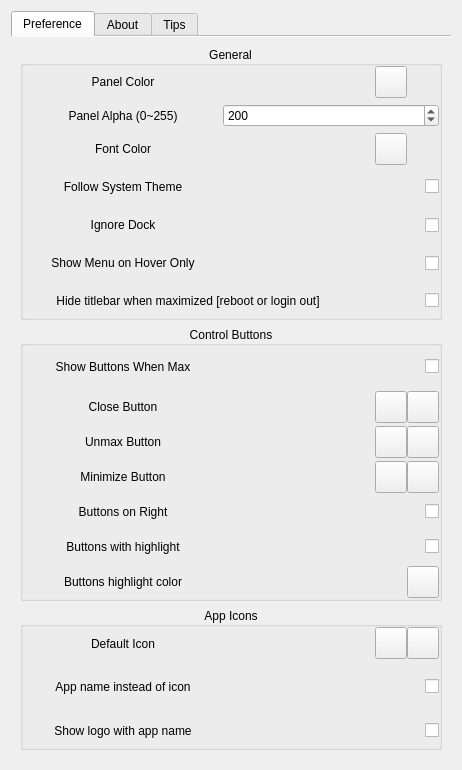
Above: widgets/mainsettingwidget.ui from SeptemberHX/dde-top-panel before the change. Below: the same form after it.
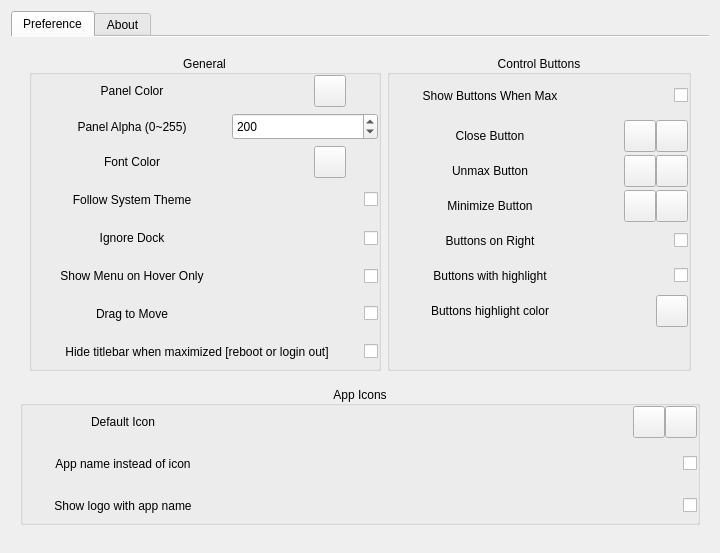
That is the form after the change. Icons and pictures are not drawn.

Commit message: add: Allow to drag

Patch:
```diff
--- a/widgets/mainsettingwidget.ui
+++ b/widgets/mainsettingwidget.ui
@@ -6,8 +6,8 @@
    <rect>
     <x>0</x>
     <y>0</y>
-    <width>462</width>
-    <height>766</height>
+    <width>711</width>
+    <height>553</height>
    </rect>
   </property>
   <property name="windowTitle">
@@ -40,6 +40,9 @@
       </attribute>
       <layout class="QVBoxLayout" name="verticalLayout_2">
        <item>
+        <widget class="QWidget" name="widget_18" native="true">
+         <layout class="QHBoxLayout" name="horizontalLayout_19">
+          <item>
         <widget class="QGroupBox" name="groupBox_2">
          <property name="title">
           <string>General</string>
@@ -577,6 +580,69 @@
             </layout>
            </widget>
           </item>
+             <item>
+              <widget class="QWidget" name="widget_19" native="true">
+               <layout class="QHBoxLayout" name="horizontalLayout_20">
+                <property name="leftMargin">
+                 <number>0</number>
+                </property>
+                <property name="topMargin">
+                 <number>0</number>
+                </property>
+                <property name="rightMargin">
+                 <number>0</number>
+                </property>
+                <property name="bottomMargin">
+                 <number>0</number>
+                </property>
+                <item>
+                 <widget class="QLabel" name="label_28">
+                  <property name="minimumSize">
+                   <size>
+                    <width>200</width>
+                    <height>32</height>
+                   </size>
+                  </property>
+                  <property name="maximumSize">
+                   <size>
+                    <width>200</width>
+                    <height>32</height>
+                   </size>
+                  </property>
+                  <property name="whatsThis">
+                   <string>&lt;html&gt;&lt;head/&gt;&lt;body&gt;&lt;p&gt;Allow moving the maximum window by dragging on the empty area of the top panel &lt;/p&gt;&lt;/body&gt;&lt;/html&gt;</string>
+                  </property>
+                  <property name="text">
+                   <string>Drag to Move</string>
+                  </property>
+                  <property name="alignment">
+                   <set>Qt::AlignCenter</set>
+                  </property>
+                 </widget>
+                </item>
+                <item>
+                 <spacer name="horizontalSpacer_17">
+                  <property name="orientation">
+                   <enum>Qt::Horizontal</enum>
+                  </property>
+                  <property name="sizeHint" stdset="0">
+                   <size>
+                    <width>40</width>
+                    <height>20</height>
+                   </size>
+                  </property>
+                 </spacer>
+                </item>
+                <item>
+                 <widget class="QCheckBox" name="dragToMoveCheckBox">
+                  <property name="text">
+                   <string/>
+                  </property>
+                 </widget>
+                </item>
+               </layout>
+              </widget>
+             </item>
           <item>
            <widget class="QWidget" name="widget_16" native="true">
             <layout class="QHBoxLayout" name="horizontalLayout_17">
@@ -1319,6 +1385,22 @@
             </layout>
            </widget>
           </item>
+             <item>
+              <spacer name="verticalSpacer_3">
+               <property name="orientation">
+                <enum>Qt::Vertical</enum>
+               </property>
+               <property name="sizeHint" stdset="0">
+                <size>
+                 <width>20</width>
+                 <height>40</height>
+                </size>
+               </property>
+              </spacer>
+             </item>
+            </layout>
+           </widget>
+          </item>
          </layout>
         </widget>
        </item>
@@ -1960,40 +2042,6 @@
        </item>
       </layout>
      </widget>
-     <widget class="QWidget" name="tab_3">
-      <attribute name="title">
-       <string>Tips</string>
-      </attribute>
-      <layout class="QVBoxLayout" name="verticalLayout_6">
-       <item>
-        <widget class="QTextBrowser" name="textBrowser">
-         <property name="autoFillBackground">
-          <bool>false</bool>
-         </property>
-         <property name="frameShape">
-          <enum>QFrame::NoFrame</enum>
-         </property>
-         <property name="frameShadow">
-          <enum>QFrame::Plain</enum>
-         </property>
-         <property name="markdown">
-          <string>1.  Enable Global Menu by installing 
-    [dde-globalmenu-service](https://github.com/SeptemberHX/dde-globalmenu-service)
-2.  Enable Autostart by right clicking the entry in the launcher
-</string>
-         </property>
-         <property name="html">
-          <string>&lt;!DOCTYPE HTML PUBLIC &quot;-//W3C//DTD HTML 4.0//EN&quot; &quot;http://www.w3.org/TR/REC-html40/strict.dtd&quot;&gt;
-&lt;html&gt;&lt;head&gt;&lt;meta name=&quot;qrichtext&quot; content=&quot;1&quot; /&gt;&lt;style type=&quot;text/css&quot;&gt;
-p, li { white-space: pre-wrap; }
-&lt;/style&gt;&lt;/head&gt;&lt;body style=&quot; font-family:'HarmonyOS Sans SC'; font-size:10.5pt; font-weight:400; font-style:normal;&quot;&gt;
-&lt;ol style=&quot;margin-top: 0px; margin-bottom: 0px; margin-left: 0px; margin-right: 0px; -qt-list-indent: 1;&quot;&gt;&lt;li style=&quot; font-family:'Noto Sans CJK SC'; font-size:10pt;&quot; style=&quot; margin-top:6px; margin-bottom:6px; margin-left:0px; margin-right:0px; -qt-block-indent:0; text-indent:0px;&quot;&gt;Enable Global Menu by installing &lt;a href=&quot;https://github.com/SeptemberHX/dde-globalmenu-service&quot;&gt;&lt;span style=&quot; text-decoration: underline; color:#0082fa;&quot;&gt;dde-globalmenu-service&lt;/span&gt;&lt;/a&gt;&lt;/li&gt;
-&lt;li style=&quot; font-family:'Noto Sans CJK SC'; font-size:10pt;&quot; style=&quot; margin-top:6px; margin-bottom:6px; margin-left:0px; margin-right:0px; -qt-block-indent:0; text-indent:0px;&quot;&gt;Enable Autostart by right clicking the entry in the launcher&lt;/li&gt;&lt;/ol&gt;&lt;/body&gt;&lt;/html&gt;</string>
-         </property>
-        </widget>
-       </item>
-      </layout>
-     </widget>
     </widget>
    </item>
    <item>
```
Lines whose indentation alone changed are shown as unchanged. The commit also changes 8 other files.
